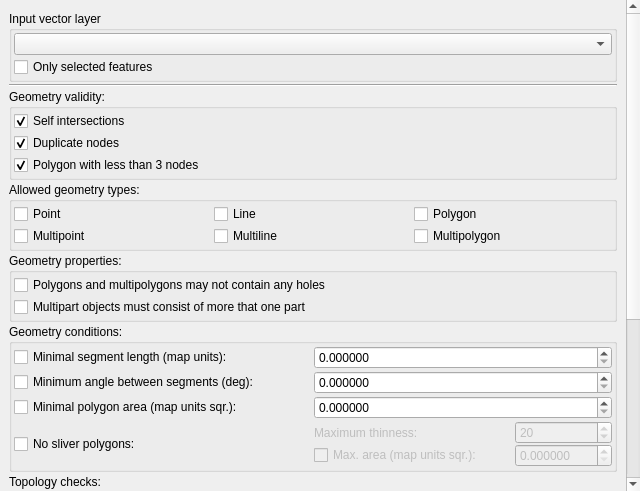
Qt form src/plugins/geometry_checker/ui/qgsgeometrycheckersetuptab.ui (carsmie/QGIS) before a commit.
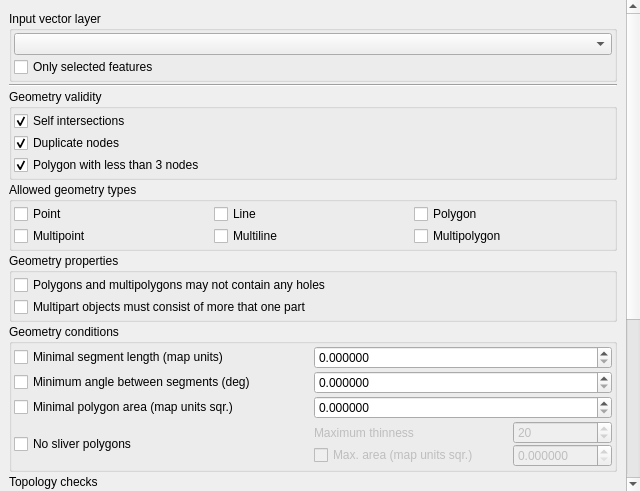
The same form after that commit. Icons and pictures are not drawn. Custom widgets are drawn as their Qt base class.

Diff of the .ui file:
```diff
--- a/src/plugins/geometry_checker/ui/qgsgeometrycheckersetuptab.ui
+++ b/src/plugins/geometry_checker/ui/qgsgeometrycheckersetuptab.ui
@@ -112,7 +112,7 @@
           <item>
            <widget class="QGroupBox" name="groupBox_2">
             <property name="title">
-             <string>Geometry validity:</string>
+             <string>Geometry validity</string>
             </property>
             <property name="flat">
              <bool>true</bool>
@@ -169,7 +169,7 @@
           <item>
            <widget class="QGroupBox" name="groupBoxGeometryTypes">
             <property name="title">
-             <string>Allowed geometry types:</string>
+             <string>Allowed geometry types</string>
             </property>
             <property name="flat">
              <bool>true</bool>
@@ -238,7 +238,7 @@
           <item>
            <widget class="QGroupBox" name="groupBoxGeometryProperties">
             <property name="title">
-             <string>Geometry properties:</string>
+             <string>Geometry properties</string>
             </property>
             <property name="flat">
              <bool>true</bool>
@@ -279,7 +279,7 @@
           <item>
            <widget class="QGroupBox" name="groupBoxGeometryConditions">
             <property name="title">
-             <string>Geometry conditions:</string>
+             <string>Geometry conditions</string>
             </property>
             <property name="flat">
              <bool>true</bool>
@@ -313,14 +313,14 @@
              <item row="1" column="0">
               <widget class="QCheckBox" name="checkBoxAngle">
                <property name="text">
-                <string>Minimum angle between segments (deg):</string>
+                <string>Minimum angle between segments (deg)</string>
                </property>
               </widget>
              </item>
              <item row="0" column="0">
               <widget class="QCheckBox" name="checkBoxSegmentLength">
                <property name="text">
-                <string>Minimal segment length (map units):</string>
+                <string>Minimal segment length (map units)</string>
                </property>
               </widget>
              </item>
@@ -347,14 +347,14 @@
              <item row="2" column="0">
               <widget class="QCheckBox" name="checkBoxArea">
                <property name="text">
-                <string>Minimal polygon area (map units sqr.):</string>
+                <string>Minimal polygon area (map units sqr.)</string>
                </property>
               </widget>
              </item>
              <item row="3" column="0">
               <widget class="QCheckBox" name="checkBoxSliverPolygons">
                <property name="text">
-                <string>No sliver polygons:</string>
+                <string>No sliver polygons</string>
                </property>
               </widget>
              </item>
@@ -401,7 +401,7 @@
                    </sizepolicy>
                   </property>
                   <property name="text">
-                   <string>Maximum thinness:</string>
+                   <string>Maximum thinness</string>
                   </property>
                  </widget>
                 </item>
@@ -437,7 +437,7 @@
                 <item row="1" column="0" colspan="2">
                  <widget class="QCheckBox" name="checkBoxSliverArea">
                   <property name="text">
-                   <string>Max. area (map units sqr.):</string>
+                   <string>Max. area (map units sqr.)</string>
                   </property>
                  </widget>
                 </item>
@@ -450,7 +450,7 @@
           <item>
            <widget class="QGroupBox" name="groupBoxTopology">
             <property name="title">
-             <string>Topology checks:</string>
+             <string>Topology checks</string>
             </property>
             <property name="flat">
              <bool>true</bool>
```
Left out of the diff: 6 changed lines with no effect on the pictures.
